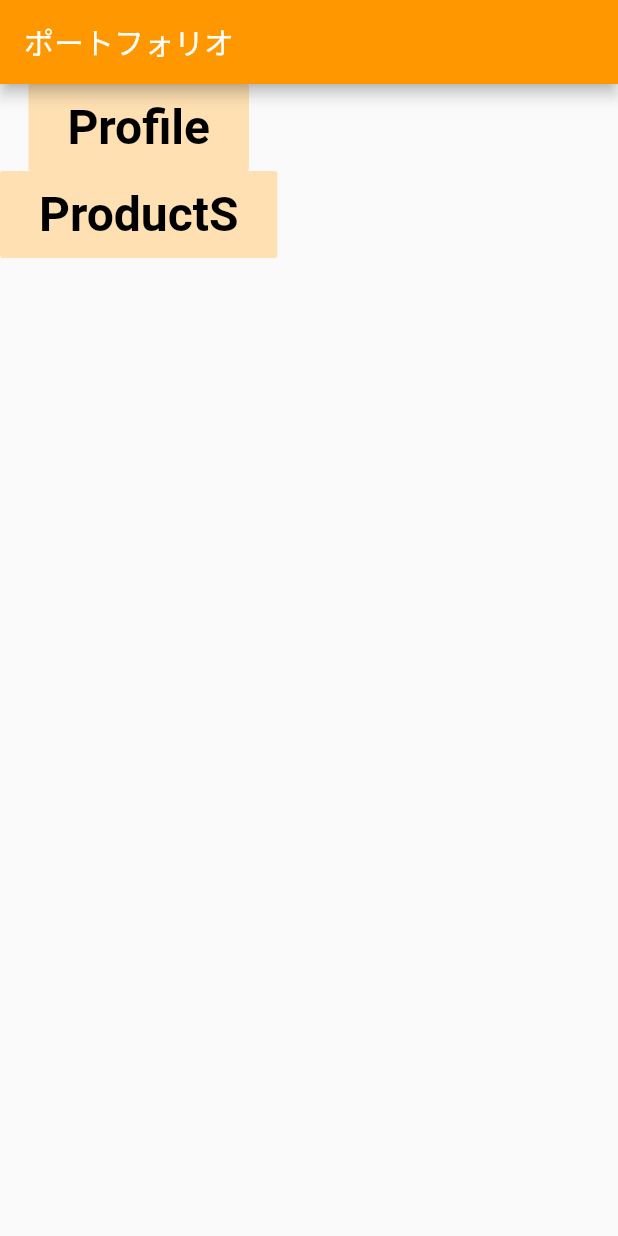
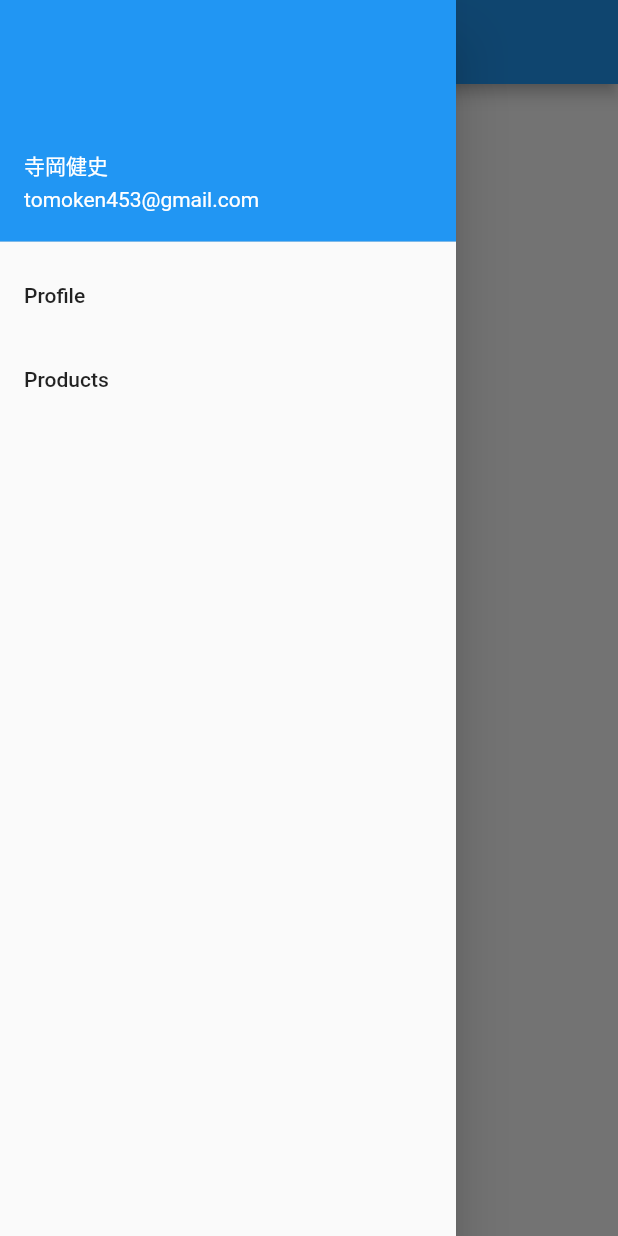
Before and after one commit to Terakeng/BookLesson1, a Flutter app: the screen it shows after launch, with the side drawer open (before the commit the screen has no drawer), on a phone screen of 412 x 824 dp. Run offline on Flutter 3.47's test engine with Material 2 defaults, Android fonts, the phone set to English and light mode, and no system bars.

Commit message:
コミット

```diff
--- a/lib/Products.dart
+++ b/lib/Products.dart
@@ -26,7 +26,7 @@ class _Products extends State<Products> {
                       builder: (BuildContext context) =>
                           new PFCbalance()));
             },
-            color: Colors.orange[100],
+            color: Colors.blue[100],
             child: Padding(
                 padding: EdgeInsets.all(10.0),
                 child: Text(
--- a/lib/Profile.dart
+++ b/lib/Profile.dart
@@ -61,8 +61,8 @@ class _Profile extends State<Profile> {
               Card(
                 margin: EdgeInsets.all(30.0),
                 child: Text(
-                  '''本業はサラリーマンですが、副業でプログラミングをしております。
-　言語はFlutter　活動してからの日は浅いためまだまだ未熟ですが、今後とも宜しくお願いします。''',
+                  '''本業はサラリーマン、副業でプログラミングをしております。
+　言語はFlutter　活動してからの日は浅いためまだまだ未熟ですが、宜しくお願いします。''',
                   style: TextStyle(
                       fontSize: 20.0,
                       color: const Color(0xFF000000),
--- a/lib/main.dart
+++ b/lib/main.dart
@@ -22,40 +22,55 @@ class MyApp extends StatelessWidget {
         // is not restarted.
         primarySwatch: Colors.blue,
       ),
-      home: WidgetBasic(title: 'ポートフォリオ'),
+      home: MyhomePage(),
     );
   }
 }
 
-class WidgetBasic extends StatefulWidget {
-  WidgetBasic({Key key, this.title}) : super(key: key);
-
-  // This widget is the home page of your application. It is stateful, meaning
-  // that it has a State object (defined below) that contains fields that affect
-  // how it looks.
-
-  // This class is the configuration for the state. It holds the values (in this
-  // case the title) provided by the parent (in this case the App widget) and
-  // used by the build method of the State. Fields in a Widget subclass are
-  // always marked "final".
-
-  final String title;
-
+class MyhomePage extends StatefulWidget {
   @override
-  _WidgetBasic createState() => new _WidgetBasic();
+  _MyhomePageState createState() => new _MyhomePageState();
 }
 
-class _WidgetBasic extends State<WidgetBasic> {
-
-
+class _MyhomePageState extends State<MyhomePage> {
   @override
   Widget build(BuildContext context) {
-    return new Scaffold(
-      appBar: new AppBar(
-        title: new Text(widget.title),
-        backgroundColor: Colors.orange[500],
+    return  Scaffold(
+      appBar: new AppBar(title: new Text('ポートフォリオ')),
+      drawer: new Drawer(
+        child: ListView(
+          children: <Widget>[
+            new UserAccountsDrawerHeader(
+              accountName: new Text('寺岡健史'),
+              accountEmail: new Text('tomoken453@gmail.com'),
+            ),
+            new ListTile(
+              title: new Text('Profile'),
+              onTap: (){
+               Navigator.push(
+                context,
+                  new MaterialPageRoute(
+                    builder: (BuildContext context)=>
+                      new Profile(title: 'Profile')));
+              },
+            ),
+            new ListTile(
+              title: new Text('Products'),
+              onTap: (){
+               Navigator.push(
+                context,
+                  new MaterialPageRoute(
+                    builder: (BuildContext context)=>
+                      new Products(title: 'Products')));
+            },
+           ),
+          ],
+        ),
       ),
-      body: Column(children: <Widget>[
+
+      body:
+      Column(children: <Widget>[
+        Text('メニューバーから一覧が表示されます。'),
          FlatButton(
             key: null,
             onPressed: () {
@@ -65,7 +80,7 @@ class _WidgetBasic extends State<WidgetBasic> {
                       builder: (BuildContext context) =>
                           new Profile()));
             },
-            color: Colors.orange[100],
+            color: Colors.white,
             child: Padding(
                 padding: EdgeInsets.all(10.0),
                 child: Text(
@@ -85,11 +100,11 @@ class _WidgetBasic extends State<WidgetBasic> {
                       builder: (BuildContext context) =>
                           new Products()));
             },
-            color: Colors.orange[100],
+            color: Colors.white,
             child: Padding(
                 padding: EdgeInsets.all(10.0),
                 child: Text(
-                  "ProductS",
+                  "Products",
                   style: TextStyle(
                       fontSize: 32.0,
                       color: Colors.black,
```
